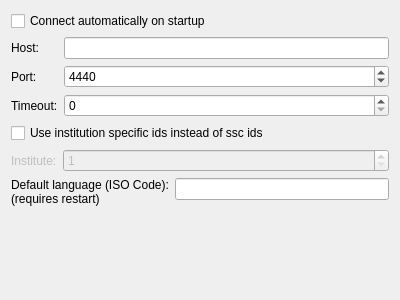
Before: the Qt Designer form ssc/config/sscconfiguration.ui in KDE/simon, drawn with Qt 5.
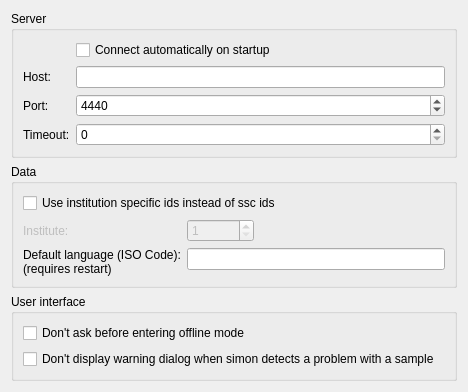
After: the same form once the commit is applied. Custom widgets are drawn as their Qt base class.

Commit message: Fixing some "don't show again" (still doesn't work 100% but enough for now) Fixing some krazy stoff in eventsimulation/ Sample issues can now provoke a warning dialog (especially for power training) SNR check

```diff
--- a/ssc/config/sscconfiguration.ui
+++ b/ssc/config/sscconfiguration.ui
@@ -6,24 +6,21 @@
    <rect>
     <x>0</x>
     <y>0</y>
-    <width>400</width>
-    <height>300</height>
+    <width>468</width>
+    <height>360</height>
    </rect>
   </property>
   <property name="windowTitle">
    <string>Form</string>
   </property>
-  <layout class="QVBoxLayout" name="verticalLayout">
+  <layout class="QVBoxLayout" name="verticalLayout_2">
    <item>
-    <widget class="QCheckBox" name="kcfg_AutoConnect">
-     <property name="text">
-      <string>Connect automatically on startup</string>
+    <widget class="QGroupBox" name="groupBox_2">
+     <property name="title">
+      <string>Server</string>
      </property>
-    </widget>
-   </item>
-   <item>
     <layout class="QFormLayout" name="formLayout">
-     <item row="0" column="0">
+      <item row="1" column="0">
       <widget class="QLabel" name="lbHost">
        <property name="text">
         <string>Host:</string>
@@ -33,17 +30,17 @@
        </property>
       </widget>
      </item>
-     <item row="0" column="1">
+      <item row="1" column="1">
       <widget class="KLineEdit" name="kcfg_Host"/>
      </item>
-     <item row="1" column="0">
+      <item row="2" column="0">
       <widget class="QLabel" name="lbPort">
        <property name="text">
         <string>Port:</string>
        </property>
       </widget>
      </item>
-     <item row="1" column="1">
+      <item row="2" column="1">
       <widget class="KIntSpinBox" name="kcfg_Port">
        <property name="minimum">
         <number>1</number>
@@ -56,32 +53,40 @@
        </property>
       </widget>
      </item>
-     <item row="2" column="1">
-      <widget class="QSpinBox" name="kcfg_Timeout">
-       <property name="maximum">
-        <number>100000</number>
-       </property>
-      </widget>
-     </item>
-     <item row="2" column="0">
+      <item row="3" column="0">
       <widget class="QLabel" name="label">
        <property name="text">
         <string>Timeout:</string>
        </property>
       </widget>
      </item>
-    </layout>
-   </item>
-   <item>
-    <widget class="QCheckBox" name="kcfg_UseInstitutionSpecificIDs">
+      <item row="3" column="1">
+       <widget class="QSpinBox" name="kcfg_Timeout">
+        <property name="maximum">
+         <number>100000</number>
+        </property>
+       </widget>
+      </item>
+      <item row="0" column="1">
+       <widget class="QCheckBox" name="kcfg_AutoConnect">
      <property name="text">
-      <string>Use institution specific ids instead of ssc ids</string>
-     </property>
+         <string>Connect automatically on startup</string>
+        </property>
+       </widget>
+      </item>
+     </layout>
     </widget>
    </item>
    <item>
+    <widget class="QGroupBox" name="groupBox_3">
+     <property name="title">
+      <string>Data</string>
+     </property>
     <layout class="QFormLayout" name="formLayout_2">
-     <item row="0" column="0">
+      <property name="fieldGrowthPolicy">
+       <enum>QFormLayout::ExpandingFieldsGrow</enum>
+      </property>
+      <item row="1" column="0">
       <widget class="QLabel" name="lbInstitute">
        <property name="enabled">
         <bool>false</bool>
@@ -94,7 +99,7 @@
        </property>
       </widget>
      </item>
-     <item row="0" column="1">
+      <item row="1" column="1">
       <widget class="KIntSpinBox" name="kcfg_ReferenceInstitute">
        <property name="enabled">
         <bool>false</bool>
@@ -107,11 +112,7 @@
        </property>
       </widget>
      </item>
-    </layout>
-   </item>
-   <item>
-    <layout class="QFormLayout" name="formLayout_3">
-     <item row="0" column="0">
+      <item row="2" column="0">
       <widget class="QLabel" name="lbInstitute_2">
        <property name="enabled">
         <bool>true</bool>
@@ -128,10 +129,41 @@
        </property>
       </widget>
      </item>
-     <item row="0" column="1">
+      <item row="2" column="1">
       <widget class="KLineEdit" name="kcfg_DefaultLanguage"/>
      </item>
-    </layout>
+      <item row="0" column="0" colspan="2">
+       <widget class="QCheckBox" name="kcfg_UseInstitutionSpecificIDs">
+        <property name="text">
+         <string>Use institution specific ids instead of ssc ids</string>
+        </property>
+       </widget>
+      </item>
+     </layout>
+    </widget>
+   </item>
+   <item>
+    <widget class="QGroupBox" name="groupBox">
+     <property name="title">
+      <string>User interface</string>
+     </property>
+     <layout class="QVBoxLayout" name="verticalLayout">
+      <item>
+       <widget class="QCheckBox" name="cbAskForOfflineMode">
+        <property name="text">
+         <string>Don't ask before entering offline mode</string>
+        </property>
+       </widget>
+      </item>
+      <item>
+       <widget class="QCheckBox" name="cbShowSampleWarning">
+        <property name="text">
+         <string>Don't display warning dialog when simon detects a problem with a sample</string>
+        </property>
+       </widget>
+      </item>
+     </layout>
+    </widget>
    </item>
    <item>
     <spacer name="verticalSpacer">
```
Lines whose indentation alone changed are shown as unchanged. The commit also changes 18 other files.
